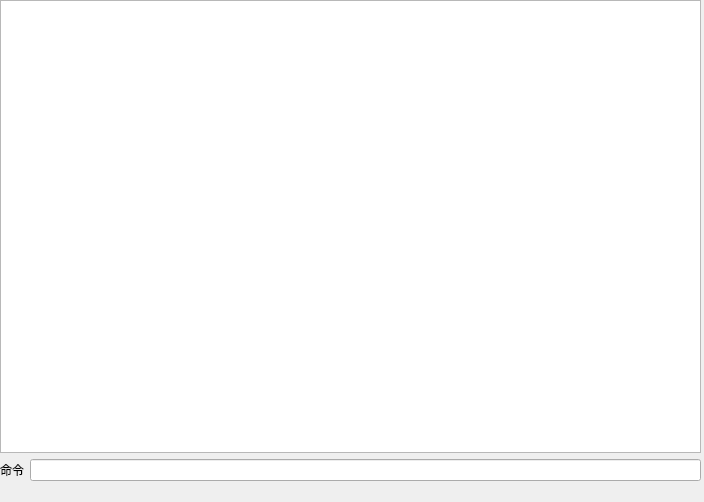
fcccode/PoJun, file PoJunUI/OutPutWindow.ui: the form before one commit.
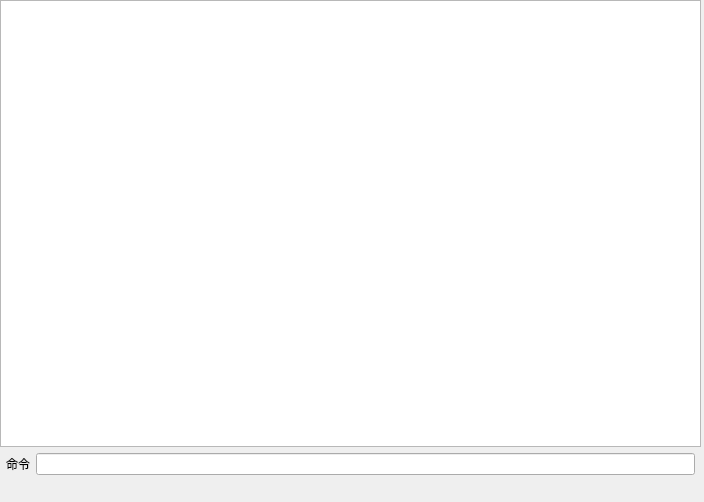
The form after the commit.

Diff of the .ui file:
```diff
--- a/PoJunUI/OutPutWindow.ui
+++ b/PoJunUI/OutPutWindow.ui
@@ -24,6 +24,9 @@
      </rect>
     </property>
     <layout class="QVBoxLayout" name="vlayout">
+     <property name="bottomMargin">
+      <number>6</number>
+     </property>
      <item>
       <widget class="QTextEdit" name="show_text">
        <property name="readOnly">
@@ -33,6 +36,12 @@
      </item>
      <item>
       <layout class="QHBoxLayout" name="hlayout">
+       <property name="leftMargin">
+        <number>6</number>
+       </property>
+       <property name="rightMargin">
+        <number>6</number>
+       </property>
        <item>
         <widget class="QLabel" name="command">
          <property name="text">
```
